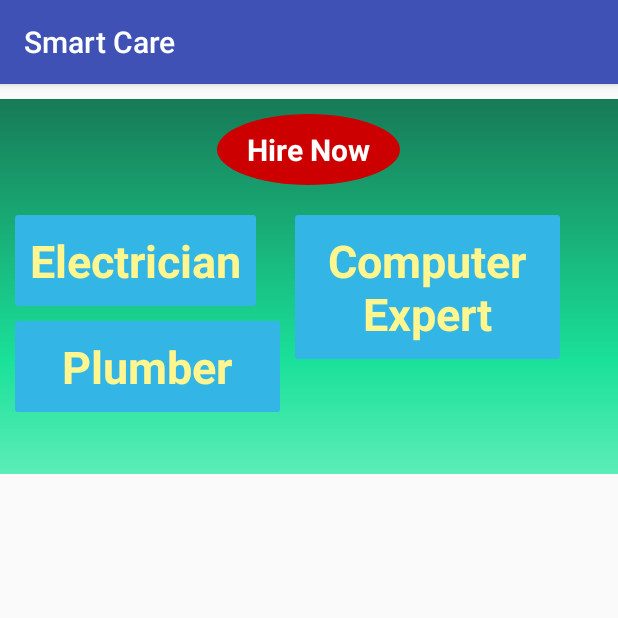
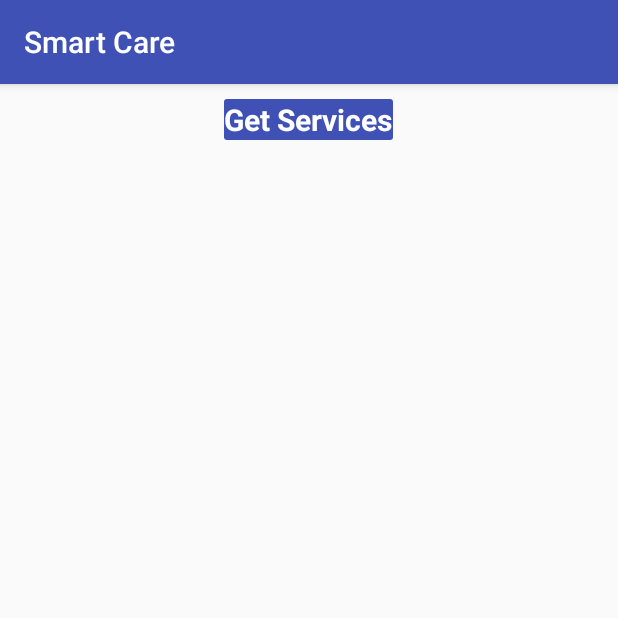
Before and after one commit to aayushbest/Smart-Care, an Android app: the fragment ServicesFragment shown on its own in the app's theme, on a phone screen of 412 x 824 dp, the top half of it. Run offline under Robolectric (Android 15) with nearby library versions, the phone set to English and light mode, and no system bars.

Commit message:
Added two new fragments

```diff
--- a/App/app/build.gradle
+++ b/App/app/build.gradle
@@ -23,6 +23,7 @@ dependencies {
     implementation 'com.android.support:appcompat-v7:26.0.0'
     implementation 'com.android.support:design:26.1.0'
     implementation 'com.android.support.constraint:constraint-layout:1.1.3'
+    implementation 'com.android.support:support-v4:26.1.0'
     testImplementation 'junit:junit:4.12'
     androidTestImplementation 'com.android.support.test:runner:1.0.2'
     androidTestImplementation 'com.android.support.test.espresso:espresso-core:3.0.2'
--- a/App/app/src/main/java/in/aayushbest/sih/smartcare/ServicesFragment.java
+++ b/App/app/src/main/java/in/aayushbest/sih/smartcare/ServicesFragment.java
@@ -1,26 +1,24 @@
 package in.aayushbest.sih.smartcare;
 
 import android.os.Bundle;
-import android.support.annotation.Nullable;
 import android.support.v4.app.Fragment;
 import android.view.LayoutInflater;
 import android.view.View;
 import android.view.ViewGroup;
-import android.widget.TextView;
 
-public class ServicesFragment extends Fragment{
 
-    private TextView mElectricianButton;
-    private TextView mComputerButton;
-    private TextView mPlumberButton;
-    @Nullable
-    @Override
-    public View onCreateView(LayoutInflater inflater, @Nullable ViewGroup container, @Nullable Bundle savedInstanceState) {
-        return inflater.inflate(R.layout.fragment_hire_now,container,false);
+public class ServicesFragment extends Fragment {
+
+    public ServicesFragment() {
+        // Required empty public constructor
     }
 
+
     @Override
-    public void onActivityCreated(@Nullable Bundle savedInstanceState) {
-        super.onActivityCreated(savedInstanceState);
+    public View onCreateView(LayoutInflater inflater, ViewGroup container,
+                             Bundle savedInstanceState) {
+        // Inflate the layout for this fragment
+        return inflater.inflate(R.layout.fragment_services, container, false);
     }
+
 }
--- /dev/null
+++ b/App/app/src/main/res/drawable/shape_background_service.xml
@@ -0,0 +1,4 @@
+<?xml version="1.0" encoding="utf-8"?>
+<selector xmlns:android="http://schemas.android.com/apk/res/android">
+
+</selector>
--- /dev/null
+++ b/App/app/src/main/res/drawable/shape_services.xml
@@ -0,0 +1,8 @@
+<?xml version="1.0" encoding="utf-8"?>
+<shape xmlns:android="http://schemas.android.com/apk/res/android"
+    android:shape="rectangle">
+    <solid android:color="@color/colorPrimary"/>
+    <size android:width="50dp" android:height="25dp"/>
+    <corners android:radius="2dp"/>
+
+</shape>
--- a/App/app/src/main/res/layout/fragment_hire_now.xml
+++ b/App/app/src/main/res/layout/fragment_hire_now.xml
@@ -2,7 +2,6 @@
 <RelativeLayout
     xmlns:android="http://schemas.android.com/apk/res/android"
     android:layout_width="match_parent"
-    android:layout_marginTop="10dp"
     android:background="@drawable/shape_background_gradient"
     android:layout_height="250dp">
     <TextView
@@ -20,8 +19,8 @@
     android:layout_width="wrap_content"
     android:layout_height="wrap_content"
     android:layout_marginTop="20dp"
-    android:layout_marginStart="10dp"
-    android:layout_marginLeft="10dp"
+    android:layout_marginStart="50dp"
+    android:layout_marginLeft="50dp"
     android:layout_below="@id/label_hire_now"
     android:rowCount="2"
     android:columnCount="2">
@@ -62,7 +61,7 @@
         android:textSize="30sp"
         android:layout_rowSpan="1"
         android:layout_columnSpan="1"
-        android:layout_marginTop="10dp"
+        android:layout_marginTop="8dp"
         android:padding="10dp"
         android:ems="5"
         android:textAlignment="center"
--- /dev/null
+++ b/App/app/src/main/res/layout/fragment_services.xml
@@ -0,0 +1,16 @@
+<?xml version="1.0" encoding="utf-8"?>
+<RelativeLayout xmlns:android="http://schemas.android.com/apk/res/android"
+    android:layout_width="match_parent"
+    android:layout_height="match_parent">
+    <TextView
+        android:layout_width="wrap_content"
+        android:layout_height="wrap_content"
+        android:id="@+id/label_get_services"
+        android:textColor="@android:color/white"
+        android:layout_marginTop="10dp"
+        android:text="@string/text_get_services"
+        android:textStyle="bold"
+        android:textSize="20sp"
+        android:layout_centerHorizontal="true"
+        android:background="@drawable/shape_services"/>
+</RelativeLayout>
--- a/App/app/src/main/res/values/strings.xml
+++ b/App/app/src/main/res/values/strings.xml
@@ -48,4 +48,8 @@
         <item name="customer">Customer</item>
         <item name="service_provider">Service Provider</item>
     </string-array>
+
+    <!-- TODO: Remove or change this placeholder text -->
+    <string name="hello_blank_fragment">Hello blank fragment</string>
+    <string name="text_get_services">Get Services</string>
 </resources>
```
Also changed, not shown: App/app/src/main/java/in/aayushbest/sih/smartcare/CustomerDashboard.java (+2 -7 lines), App/app/src/main/java/in/aayushbest/sih/smartcare/HireNowFragment.java (added, +26 -0 lines), App/app/src/main/res/layout/activity_customer_dashboard.xml (+5 -10 lines), 2 other files.
